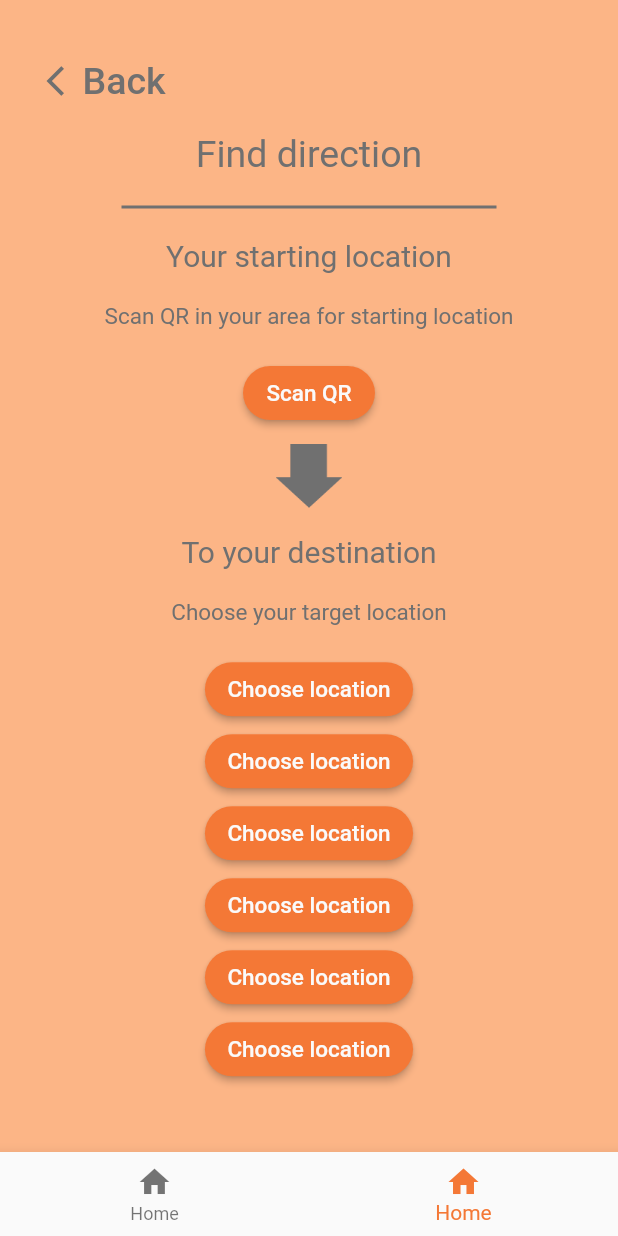
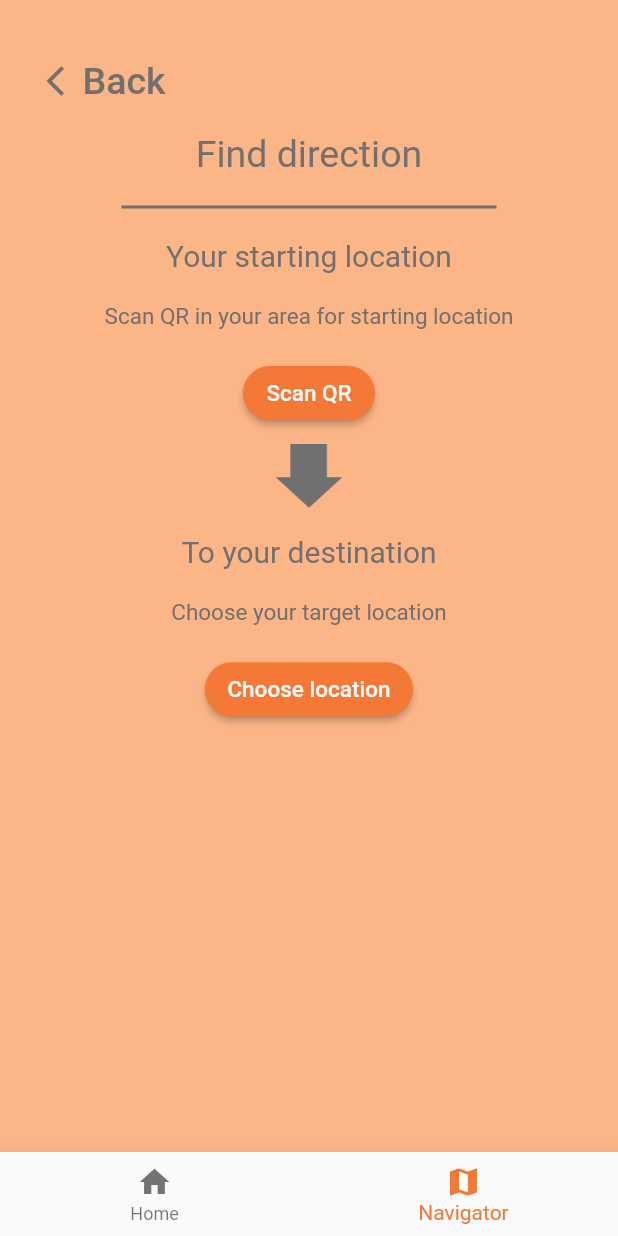
Before and after one commit to Onnopz/LXMobileApp, a Flutter app: the screen it shows after launch, after a tap on "Find direction", on a phone screen of 412 x 824 dp. Run offline on Flutter 3.47's test engine with Material 2 defaults, Android fonts, the light colour scheme and no system bars; missing offline and left inert: qrscan.

Commit message:
(เพิ่ม + แก้) choose location / find direction เลื่อนได้

```diff
--- a/lib/data_storage.dart
+++ b/lib/data_storage.dart
@@ -84,8 +84,8 @@ class CustomNavigationBar extends BottomNavigationBar {
               title: Text("Home"),
             ),
             BottomNavigationBarItem(
-              icon: Icon(Icons.home),
-              title: Text("Home"),
+              icon: Icon(Icons.map),
+              title: Text("Navigator"),
             ),
           ],
           onTap: func,
@@ -127,7 +127,7 @@ class CustomBodyContainer extends Container {
                 DataStorage.mainMargin_LR,
                 0
             ),
-            child: ListView(
+            child: Column(
               children: <Widget>[
                 // This row is for BACK Button
                 Row(
@@ -144,15 +144,16 @@ class CustomBodyContainer extends Container {
                   ],
                 ),
 
-                Row(
-                    mainAxisAlignment: MainAxisAlignment.center,
-                    children: <Widget>[
+              Expanded(
+                  child: ListView(
+                      children: <Widget>[
+                          Column(
+                            children: children,
+                          )
+                      ]
+                    ),
+               ),
 
-
-                      Column(
-                        children: children,
-                      ),
-                    ])
               ],
             ));
 }
--- a/lib/find_direction.dart
+++ b/lib/find_direction.dart
@@ -1,4 +1,5 @@
 import 'package:flutter/material.dart';
+import 'package:lx_mobile_app/choose_location.dart';
 import 'data_storage.dart';
 import 'package:qrscan/qrscan.dart' as scanner;
 
@@ -139,22 +140,27 @@ class _FindDirectionState extends State<FindDirection> {
             builder: (context) => CustomNavigationBar.page[i]));
       }, pageIndex),
       backgroundColor: DataStorage.bg_Color,
-      body: CustomBodyContainer(
-            <Widget>[
+      body: CustomBodyContainer(<Widget>[
         CustomText("Find direction", 0, 0, 0, 20, DataStorage.textSize_head),
+
         HorizontalLine(),
+
         Column(
           children: <Widget>[
             CustomText("Your starting location", 0, 20, 0, 20,
                 DataStorage.textSize_secondHead),
+
             originCol,
+
             CustomButton("Scan QR", DataStorage.textSize_smallButton,
                 DataStorage.buttonSmallLR, DataStorage.buttonSmallTB, scanQR),
           ],
         ),
+
         SizedBox(
           height: 10.0,
         ),
+
         Image.asset(
           "assets/arrowdown.png",
           scale: 2,
@@ -164,42 +170,22 @@ class _FindDirectionState extends State<FindDirection> {
           children: <Widget>[
             CustomText("To your destination", 0, 18, 0, 20,
                 DataStorage.textSize_secondHead),
+
             targetCol,
+
             CustomButton("Choose location", DataStorage.textSize_smallButton,
                 DataStorage.buttonSmallLR, DataStorage.buttonSmallTB, () {
-                    print("Go to choose location");
+                  Navigator.push(context,
+                    MaterialPageRoute(
+                        builder: (context) => ChooseLo()
+                    )
+                  );
                 }
             ),
-              CustomButton("Choose location", DataStorage.textSize_smallButton,
-                  DataStorage.buttonSmallLR, DataStorage.buttonSmallTB, () {
-                    print("Go to choose location");
-                  }
-              ),
-              CustomButton("Choose location", DataStorage.textSize_smallButton,
-                  DataStorage.buttonSmallLR, DataStorage.buttonSmallTB, () {
-                    print("Go to choose location");
-                  }
-              ),
-              CustomButton("Choose location", DataStorage.textSize_smallButton,
-                  DataStorage.buttonSmallLR, DataStorage.buttonSmallTB, () {
-                    print("Go to choose location");
-                  }
-              ),
-              CustomButton("Choose location", DataStorage.textSize_smallButton,
-                  DataStorage.buttonSmallLR, DataStorage.buttonSmallTB, () {
-                    print("Go to choose location");
-                  }
-              ),
-              CustomButton("Choose location", DataStorage.textSize_smallButton,
-                  DataStorage.buttonSmallLR, DataStorage.buttonSmallTB, () {
-                    print("Go to choose location");
-                  }
-              ),
+
           ],
         ),
-
-        ], context
-      ),
+      ], context),
     );
   }
 }
--- a/lib/home_page.dart
+++ b/lib/home_page.dart
@@ -35,9 +35,12 @@ class _HomePageState extends State<HomePage> {
         ),
       ),
       bottomNavigationBar: CustomNavigationBar((int i) {
-        Navigator.of(context).push(MaterialPageRoute(
-            builder: (context) => CustomNavigationBar.page[i]));
-      }, pageIndex),
+        if(i != pageIndex){
+          Navigator.of(context).push(MaterialPageRoute(
+              builder: (context) => CustomNavigationBar.page[i]));
+        }
+      },
+        pageIndex),
     );
   }
 }
--- a/lib/splash.dart
+++ b/lib/splash.dart
@@ -1,7 +1,6 @@
 import 'dart:async';
 
 import 'package:flutter/material.dart';
-import 'package:lx_mobile_app/find_direction.dart';
 import 'home_page.dart';
 import 'data_storage.dart';
 
@@ -42,7 +41,9 @@ class _SplashState extends State<Splash> {
               child: Column(
                 mainAxisAlignment: MainAxisAlignment.center,
                 children: <Widget>[
-                  Image.asset("assets/mariodummy.png")
+                  Image.asset("assets/applogo.jpg",
+                  scale: 10,
+                  )
                 ],
               ),
             )
--- a/pubspec.yaml
+++ b/pubspec.yaml
@@ -44,7 +44,7 @@ flutter:
 
   # To add assets to your application, add an assets section, like this:
   assets:
-    - assets/mariodummy.png
+    - assets/applogo.jpg
     - assets/arrowdown.png
     - assets/loc0.jpg
     - assets/loc1.jpg
```
Also changed, not shown: lib/choose_location.dart (added, +38 -0 lines), assets/applogo.jpg (added), assets/mariodummy.png (deleted). Lines whose indentation alone changed are shown as unchanged.
